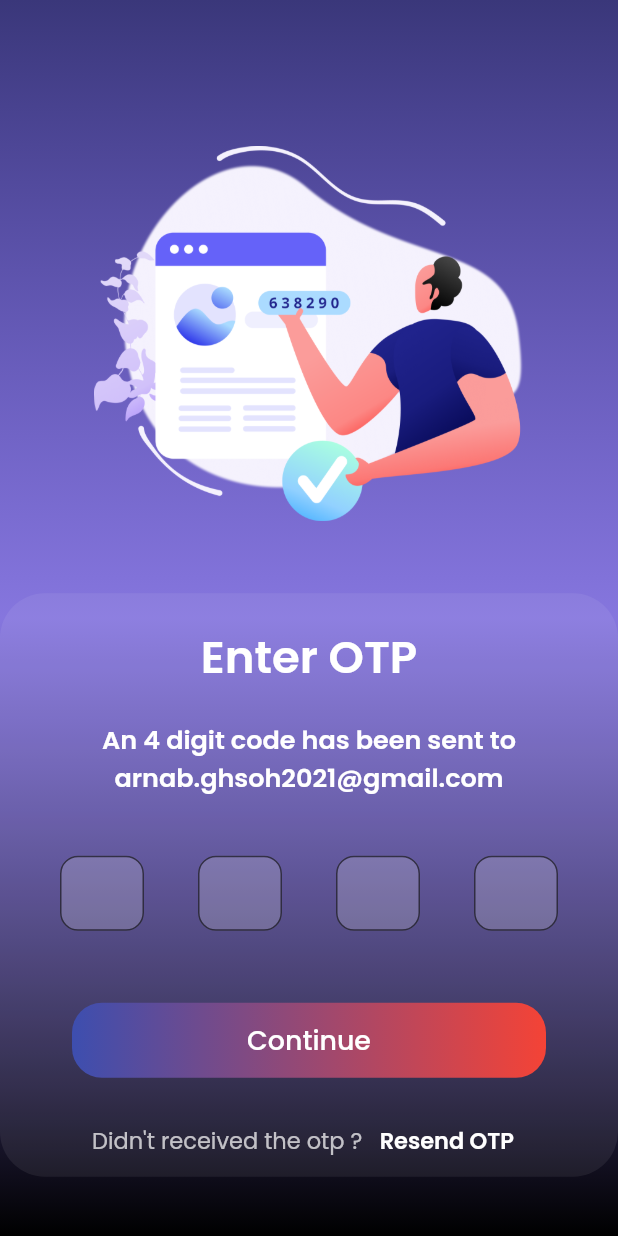
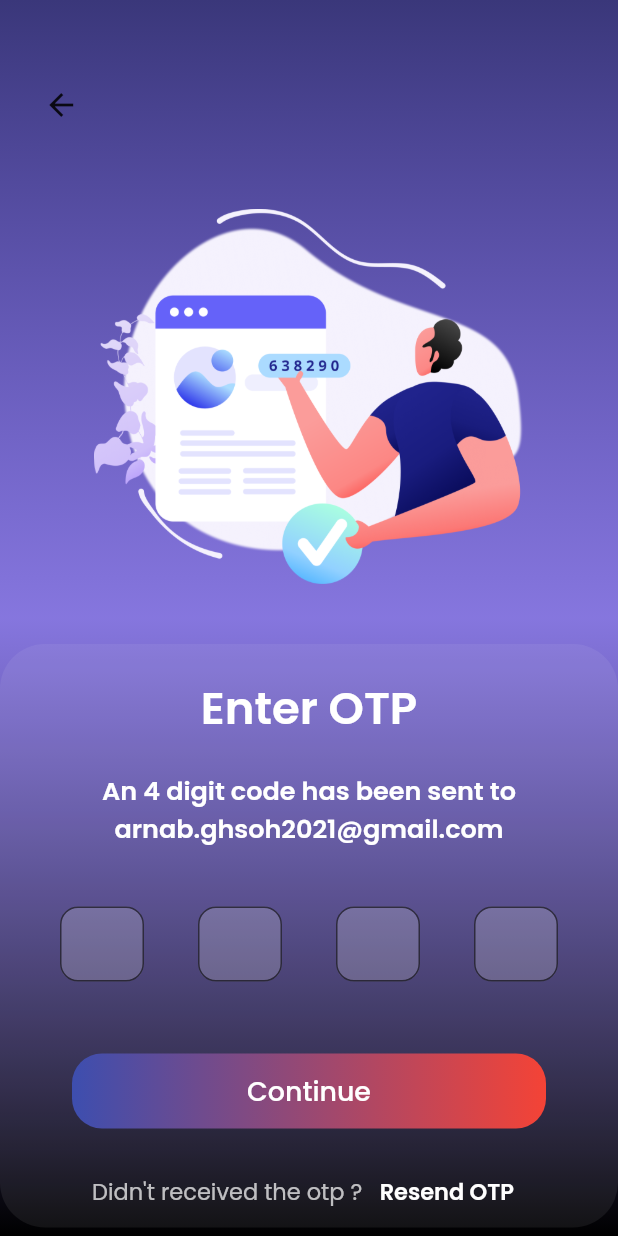
Before and after one commit to joyalshine/vit_hostel_app, a Flutter app: the screen it shows after launch, after a tap on "Sign in", on a phone screen of 412 x 824 dp. Run offline on Flutter 3.47's test engine with Material 2 defaults, Android fonts, the phone set to English and light mode, and no system bars; our stand-ins replace google_fonts.

Commit message:
changing files

```diff
--- a/lib/pages/otp_screen.dart
+++ b/lib/pages/otp_screen.dart
@@ -8,15 +8,27 @@ class OtpScreen extends StatelessWidget {
   final void Function() nextScreen;
   @override
   Widget build(BuildContext context) {
-    return Center(
-      child: Column(
-        mainAxisSize: MainAxisSize.min,
+    MediaQueryData queryData;
+    queryData = MediaQuery.of(context);
+    double _deviceWidth = queryData.size.width;
+    double _deviceHeight = queryData.size.height;
+
+    return Column(
       children: [
-          const SizedBox(
-            height: 50,
+        Padding(
+          padding: EdgeInsets.only(
+              left: _deviceWidth * 0.07,
+              right: _deviceWidth * 0.9,
+              bottom: _deviceHeight * 0.00,
+              top: _deviceHeight * 0.07),
+          child: const Icon(Icons.arrow_back),
         ),
         Padding(
-            padding: const EdgeInsets.all(8.0),
+          padding: EdgeInsets.only(
+              left: _deviceWidth * 0.07,
+              right: _deviceWidth * 0.07,
+              bottom: _deviceHeight * 0.00,
+              top: _deviceHeight * 0.07),
           child: Image.asset(
             'assets/images/otp-icon.png',
             height: 250,
@@ -94,8 +106,8 @@ class OtpScreen extends StatelessWidget {
                                   border: OutlineInputBorder(
                                     borderRadius: BorderRadius.circular(12),
                                     borderSide: BorderSide(
-                                        color: Colors.grey.shade200
-                                            .withOpacity(0.2),
+                                      color:
+                                          Colors.grey.shade200.withOpacity(0.2),
                                     ),
                                   ),
                                   focusColor:
@@ -103,8 +115,8 @@ class OtpScreen extends StatelessWidget {
                                   focusedBorder: OutlineInputBorder(
                                     borderRadius: BorderRadius.circular(12),
                                     borderSide: BorderSide(
-                                        color: Colors.grey.shade200
-                                            .withOpacity(0.2),
+                                      color:
+                                          Colors.grey.shade200.withOpacity(0.2),
                                     ),
                                   )),
                             ),
@@ -128,8 +140,8 @@ class OtpScreen extends StatelessWidget {
                       borderRadius: BorderRadius.all(Radius.circular(20.0)),
                     ),
                     child: Container(
-                        constraints: const BoxConstraints(
-                            minWidth: 30.0, minHeight: 50.0),
+                      constraints:
+                          const BoxConstraints(minWidth: 30.0, minHeight: 50.0),
                       alignment: Alignment.center,
                       child: const Text(
                         'Continue',
@@ -175,7 +187,6 @@ class OtpScreen extends StatelessWidget {
           ),
         ),
       ],
-      ),
     );
   }
 }
--- a/lib/pages/start_screen.dart
+++ b/lib/pages/start_screen.dart
@@ -8,11 +8,22 @@ class StartScreen extends StatelessWidget {
 
   @override
   Widget build(BuildContext context) {
+    MediaQueryData queryData;
+    queryData = MediaQuery.of(context);
+    double _deviceWidth = queryData.size.width;
+    double _deviceHeight = queryData.size.height;
+
     return Column(
+      //mainAxisAlignment: MainAxisAlignment.spaceAround,
       children: [
-        Padding(
-          padding: const EdgeInsets.only(
-              left: 8.0, right: 8.0, bottom: 8.0, top: 40.0),
+        Expanded(
+          flex: 2,
+          child: Padding(
+            padding: EdgeInsets.only(
+                left: _deviceWidth * 0.07,
+                right: _deviceWidth * 0.07,
+                bottom: _deviceHeight * 0.00,
+                top: _deviceHeight * 0.07),
             child: SizedBox(
               width: double.infinity,
               child: Center(
@@ -28,15 +39,19 @@ class StartScreen extends StatelessWidget {
               ),
             ),
           ),
-        Padding(
+        ),
+        Expanded(
+          flex: 3,
+          child: Padding(
             padding: const EdgeInsets.only(bottom: 8.0),
             child: Image.asset(
               'assets/images/login-icon.png',
               height: 250,
             ),
           ),
+        ),
         Expanded(
-          flex: 3,
+          flex: 4,
           child: Container(
             width: double.infinity,
             padding: const EdgeInsets.symmetric(vertical: 25.0, horizontal: 35),
```
Also changed, not shown: lib/pages/screen_1.dart (deleted, +0 -118 lines), assets/images/login-icon.png. Lines whose indentation alone changed are shown as unchanged.
